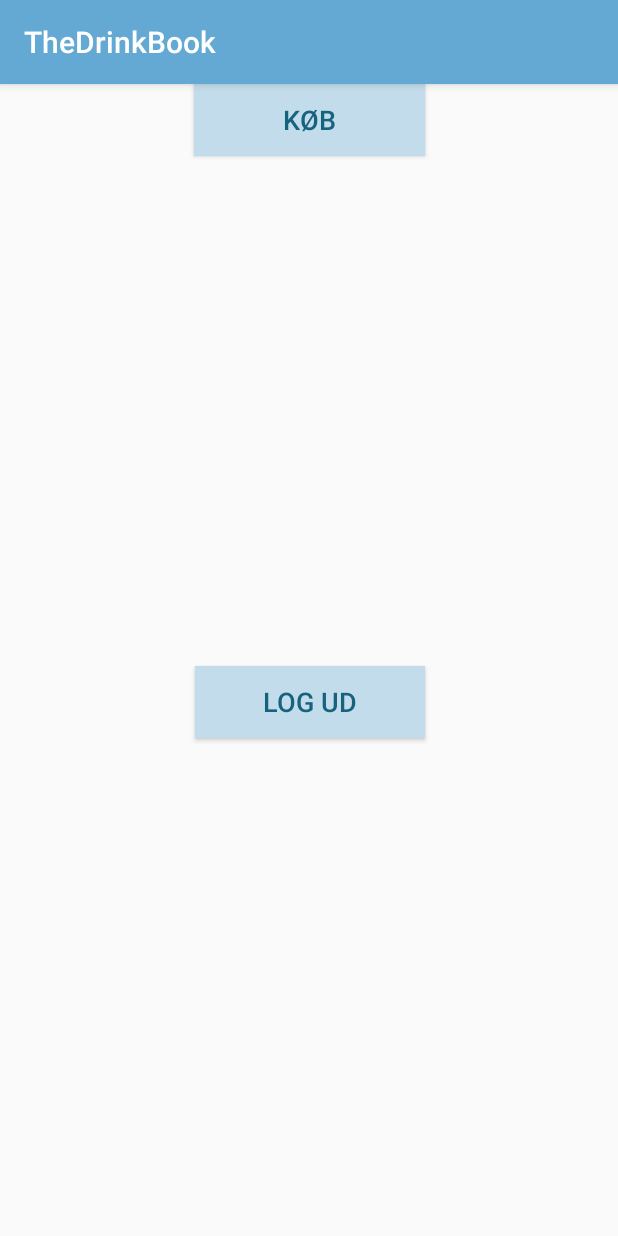
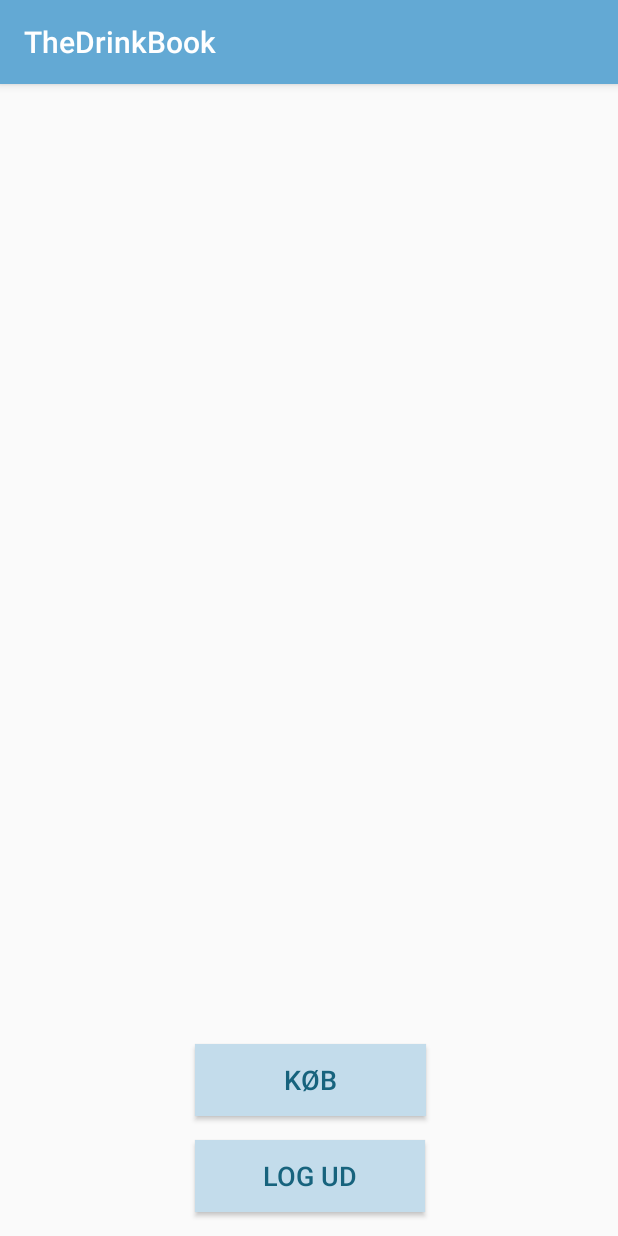
Before and after one commit to Gruppe18SMAP/thedrinkbook, an Android app: the selectActivity screen opened directly, with no data from a screen before it, on a phone screen of 412 x 824 dp. Run offline under Robolectric (Android 15) with nearby library versions, the phone set to English and light mode, and no system bars; our stand-ins replace Firebase (no records; nobody signed in at launch, a user with empty details on screens opened directly).

Commit message:
Select: layout and listview

```diff
--- a/app/src/main/res/layout/activity_select.xml
+++ b/app/src/main/res/layout/activity_select.xml
@@ -10,9 +10,9 @@
         android:id="@+id/bntLogout"
         android:layout_width="153dp"
         android:layout_height="wrap_content"
+        android:layout_marginBottom="16dp"
         android:layout_marginEnd="8dp"
         android:layout_marginStart="8dp"
-        android:layout_marginTop="8dp"
         android:background="#c3dceb"
         android:text="LOG UD"
         android:textColor="#17637d"
@@ -20,31 +20,29 @@
         app:layout_constraintBottom_toBottomOf="parent"
         app:layout_constraintEnd_toEndOf="parent"
         app:layout_constraintHorizontal_bias="0.502"
-        app:layout_constraintStart_toStartOf="parent"
-        app:layout_constraintTop_toBottomOf="@+id/bntBuy" />
+        app:layout_constraintStart_toStartOf="parent" />
 
     <Button
         android:id="@+id/bntBuy"
         android:layout_width="154dp"
-        android:layout_height="wrap_content"
-        android:layout_marginEnd="8dp"
-        android:layout_marginStart="8dp"
+        android:layout_height="48dp"
+        android:layout_marginBottom="16dp"
         android:background="#c3dceb"
         android:text="KØB"
         android:textColor="#17637d"
         android:textSize="18sp"
-        app:layout_constraintEnd_toEndOf="parent"
-        app:layout_constraintStart_toStartOf="parent"
-        tools:layout_editor_absoluteY="365dp" />
+        app:layout_constraintBottom_toTopOf="@+id/bntLogout"
+        app:layout_constraintStart_toStartOf="@+id/bntLogout" />
 
     <ListView
         android:id="@+id/lvDrinksUser"
         android:layout_width="368dp"
-        android:layout_height="349dp"
+        android:layout_height="361dp"
         android:layout_marginEnd="8dp"
         android:layout_marginStart="8dp"
+        android:layout_marginTop="8dp"
         app:layout_constraintEnd_toEndOf="parent"
         app:layout_constraintStart_toStartOf="parent"
-        tools:layout_editor_absoluteY="8dp" />
+        app:layout_constraintTop_toTopOf="parent" />
 
 </android.support.constraint.ConstraintLayout>
```
Also changed, not shown: app/src/main/res/layout/listviewselect.xml (+6 -3 lines).
